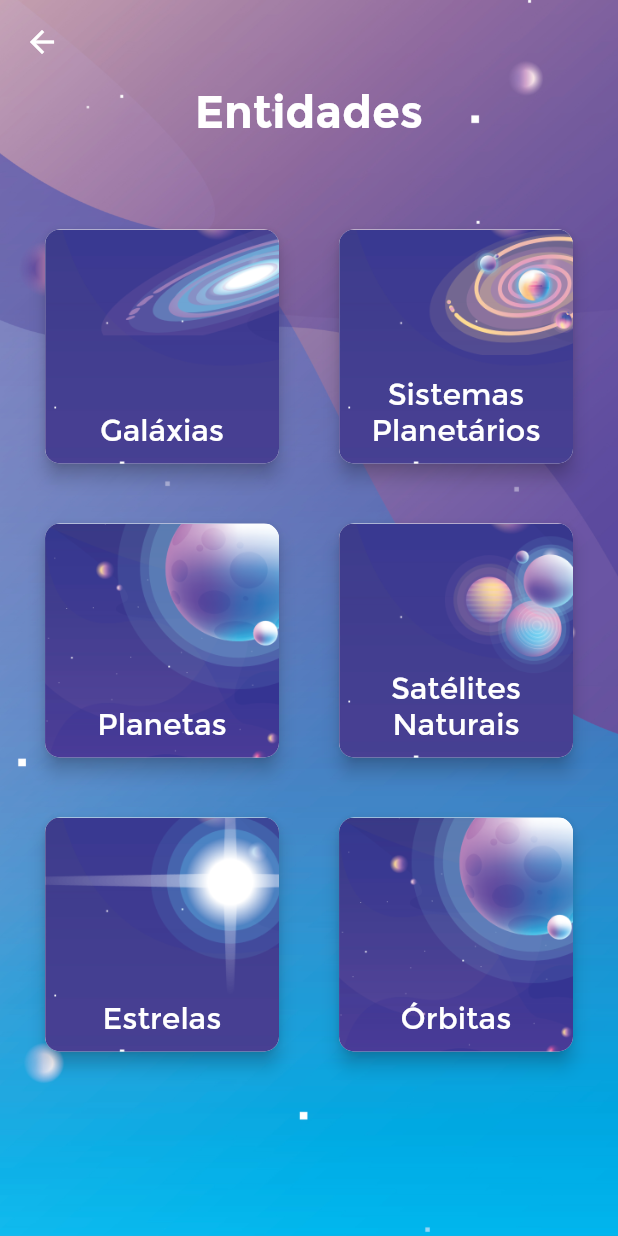
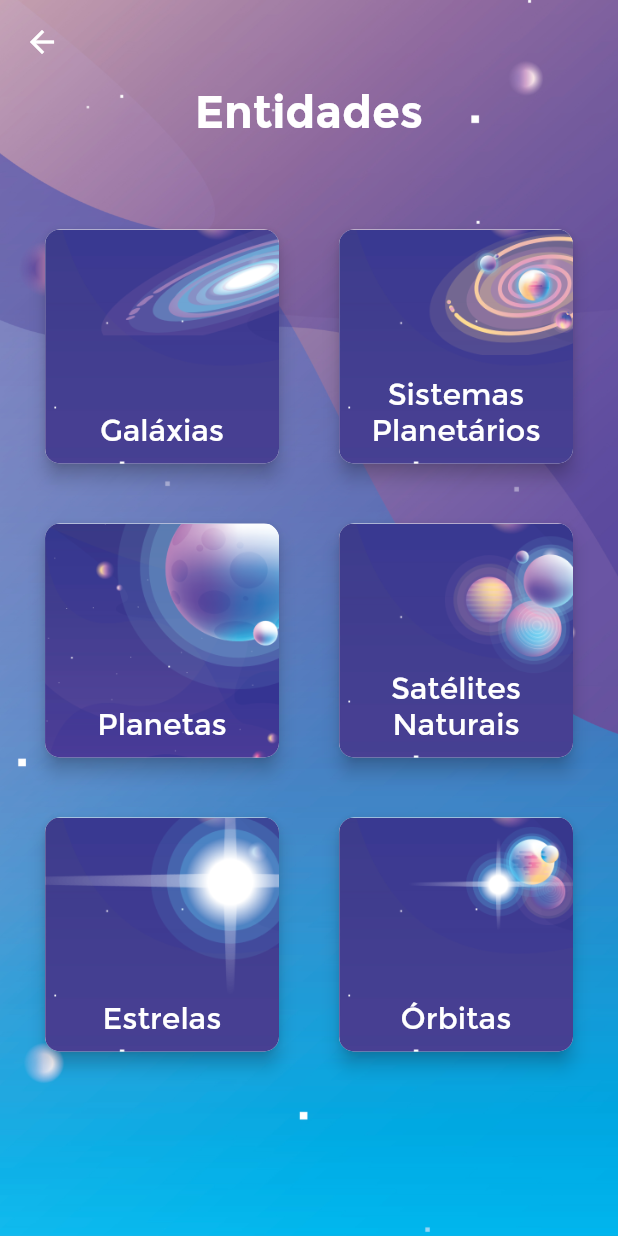
Before and after one commit to Eufranio/myplanets, a Flutter app: the ListEntitiesScreen screen opened by its route, on a phone screen of 412 x 824 dp. Run offline on Flutter 3.47's test engine with Material 2 defaults, Android fonts, the phone set to English and light mode, and no system bars; our stand-ins replace cloud_firestore, firebase_auth, get_it; accounts and stored records are empty; statements that could not run were skipped.

Commit message:
changes to information screens

```diff
--- a/lib/ui/views/list_entities.dart
+++ b/lib/ui/views/list_entities.dart
@@ -100,7 +100,7 @@ class ListEntitiesScreen extends StatelessWidget {
           buildButton(context,
               ListEntitiesSpecificScreen<OrbitCRUD>(
                 editScreen: EditModelScreen(null, () => Orbit(), () => EditOrbitState())),
-              'Órbitas', 'assets/list-button-bg.png')
+              'Órbitas', 'assets/list-button-orbit.png')
         ]
     );
   }
```
Also changed, not shown: assets/galaxy.png, assets/list-button-orbit.png (added), assets/star.png, assets/system.png.
